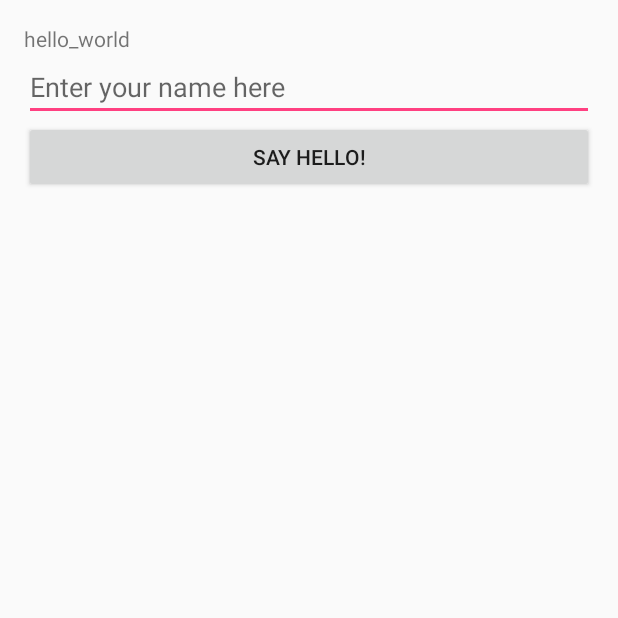
After one commit to 769824456/AndroidSample, an Android app: the UITestActivity screen opened directly, with no data from a screen before it, on a phone screen of 412 x 824 dp, the top half of it. The commit adds this screen. Run offline under Robolectric (Android 15) with nearby library versions, the phone set to English and light mode, and no system bars.

Commit message:
添加 单元测试和UI测试框架

```diff
--- a/app/src/main/AndroidManifest.xml
+++ b/app/src/main/AndroidManifest.xml
@@ -19,6 +19,9 @@
         </activity>
         <activity android:name=".handler.Handler2Activity">
         </activity>
+        <activity android:name=".test.UITestActivity">
+
+        </activity>
     </application>
 
 </manifest>
--- a/app/src/main/java/win/yulongsun/androidsample/MainActivity.java
+++ b/app/src/main/java/win/yulongsun/androidsample/MainActivity.java
@@ -28,7 +28,7 @@ public class MainActivity extends AppCompatActivity implements AdapterView.OnIte
     }
 
     public void init() {
-        String[]             str     = {"handler1", "handler2"};
+        String[]             str     = {"handler1", "handler2","UITest"};
         List<String>         mDatas  = Arrays.asList(str);
         ArrayAdapter<String> adapter = new ArrayAdapter<>(MainActivity.this, android.R.layout.simple_list_item_1, mDatas);
         lv.setAdapter(adapter);
--- a/app/src/main/java/win/yulongsun/androidsample/handler/Handler2Activity.java
+++ b/app/src/main/java/win/yulongsun/androidsample/handler/Handler2Activity.java
@@ -80,7 +80,7 @@ public class Handler2Activity extends AppCompatActivity {
     // 1。在子线程中不能更新UI，但是可以弹出土司
     //  解释：
     //      Toast内部有new了一个Handler,没有给Looper。但是Looper默认构造方法中没有指定线程的话，直接用的是当前线程的Looper
-    //      所以，show土司的时候post内容当ui了，所以能更新ui
+    //      所以，show土司的时候post内容到ui了，所以能更新ui
     ///////////////////////////////////////////////////////////////////////////
 
 
--- /dev/null
+++ b/app/src/main/java/win/yulongsun/androidsample/test/UITestActivity.java
@@ -0,0 +1,24 @@
+package win.yulongsun.androidsample.test;
+
+import android.app.Activity;
+import android.os.Bundle;
+import android.view.View;
+import android.widget.EditText;
+import android.widget.TextView;
+
+import win.yulongsun.androidsample.R;
+
+public class UITestActivity extends Activity {
+
+    @Override
+    protected void onCreate(Bundle savedInstanceState) {
+        super.onCreate(savedInstanceState);
+        setContentView(R.layout.activity_uitest);
+    }
+
+    public void sayHello(View v) {
+        TextView textView = (TextView) findViewById(R.id.textView);
+        EditText editText = (EditText) findViewById(R.id.editText);
+        textView.setText("Hello, " + editText.getText().toString() + "!");
+    }
+}
--- /dev/null
+++ b/app/src/main/res/layout/activity_uitest.xml
@@ -0,0 +1,31 @@
+<?xml version="1.0" encoding="utf-8"?>
+<LinearLayout
+    xmlns:android="http://schemas.android.com/apk/res/android"
+    xmlns:tools="http://schemas.android.com/tools"
+    android:layout_width="match_parent"
+    android:layout_height="match_parent"
+    android:orientation="vertical"
+    android:paddingBottom="@dimen/activity_vertical_margin"
+    android:paddingLeft="@dimen/activity_horizontal_margin"
+    android:paddingRight="@dimen/activity_horizontal_margin"
+    android:paddingTop="@dimen/activity_vertical_margin"
+    tools:context="win.yulongsun.androidsample.test.UITestActivity">
+
+    <TextView
+        android:id="@+id/textView"
+        android:layout_width="wrap_content"
+        android:layout_height="wrap_content"
+        android:text="hello_world"/>
+
+    <EditText
+        android:id="@+id/editText"
+        android:layout_width="match_parent"
+        android:layout_height="wrap_content"
+        android:hint="Enter your name here"/>
+
+    <Button
+        android:layout_width="match_parent"
+        android:layout_height="wrap_content"
+        android:onClick="sayHello"
+        android:text="Say hello!"/>
+</LinearLayout>
```
Also changed, not shown: app/build.gradle (+7 -1 lines), app/src/main/java/win/yulongsun/androidsample/sparsearray/SparseArrayDemo.java (added, +18 -0 lines), app/src/main/java/win/yulongsun/androidsample/test/Calculator.java (added, +20 -0 lines), 4 other files.
